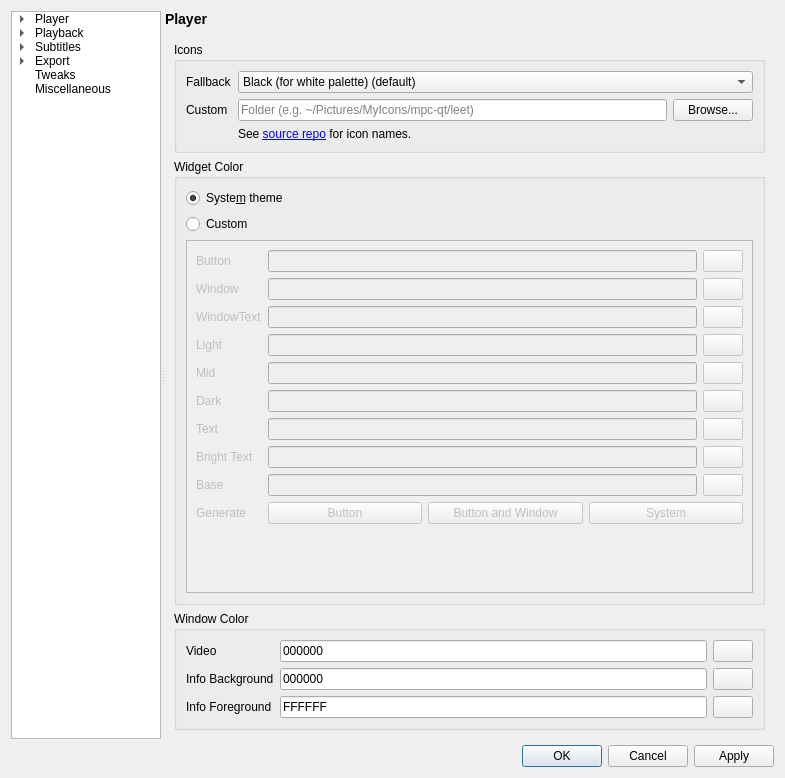
Qt form settingswindow.ui (mpc-qt/mpc-qt) before a commit.
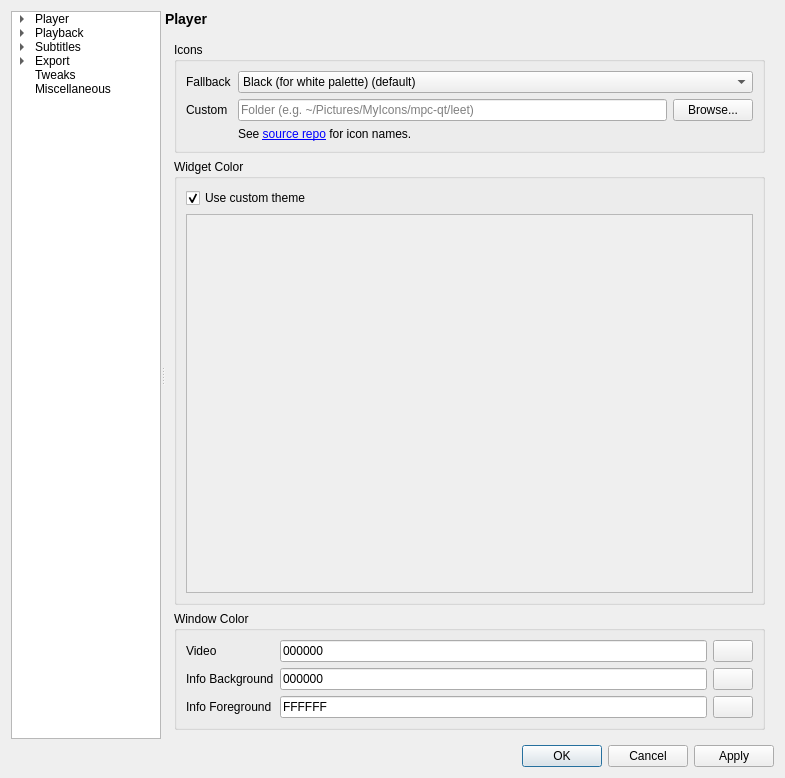
The same form after that commit.

Commit message:
paletteeditor,settingswindow: add to project
Use a robust palette editor to edit the entire palette rather than a
shortlist of colors.  We were only using the colors needed to construct
a pallete object and generating the rest.  But QPalette::setColor and
QPalette:color support more, so use that instead.  This lets us set the
highlight and tooltip colors, which means that highlight bar no longer
turns into a deep blue no matter what.

```diff
--- a/settingswindow.ui
+++ b/settingswindow.ui
@@ -643,26 +643,19 @@
              </property>
              <layout class="QVBoxLayout" name="verticalLayout_5">
               <item>
-               <widget class="QRadioButton" name="interfaceWidgetSystem">
+               <widget class="QCheckBox" name="interfaceWidgetCustom">
                 <property name="text">
-                 <string>Syste&amp;m theme</string>
+                 <string>Use custom theme</string>
                 </property>
                 <property name="checked">
                  <bool>true</bool>
                 </property>
                </widget>
               </item>
-              <item>
-               <widget class="QRadioButton" name="interfaceWidgetCustom">
-                <property name="text">
-                 <string>Custom</string>
-                </property>
-               </widget>
-              </item>
               <item>
                <widget class="QScrollArea" name="interfaceWidgetCustomScrollArea">
-                <property name="enabled">
-                 <bool>false</bool>
+                <property name="horizontalScrollBarPolicy">
+                 <enum>Qt::ScrollBarAlwaysOff</enum>
                 </property>
                 <property name="widgetResizable">
                  <bool>true</bool>
@@ -671,270 +664,12 @@
                  <property name="geometry">
                   <rect>
                    <x>0</x>
-                   <y>-78</y>
-                   <width>542</width>
-                   <height>352</height>
+                   <y>0</y>
+                   <width>556</width>
+                   <height>178</height>
                   </rect>
                  </property>
-                 <layout class="QFormLayout" name="formLayout_4">
-                  <item row="0" column="0">
-                   <widget class="QLabel" name="customButtonLabel">
-                    <property name="text">
-                     <string>Button</string>
-                    </property>
-                   </widget>
-                  </item>
-                  <item row="0" column="1">
-                   <layout class="QHBoxLayout" name="customButtonLayout">
-                    <item>
-                     <widget class="QLineEdit" name="customButtonValue">
-                      <property name="inputMask">
-                       <string>HHHHHH</string>
-                      </property>
-                     </widget>
-                    </item>
-                    <item>
-                     <widget class="QPushButton" name="customButtonPick">
-                      <property name="text">
-                       <string/>
-                      </property>
-                     </widget>
-                    </item>
-                   </layout>
-                  </item>
-                  <item row="1" column="0">
-                   <widget class="QLabel" name="customWindowLabel">
-                    <property name="text">
-                     <string>Window</string>
-                    </property>
-                   </widget>
-                  </item>
-                  <item row="1" column="1">
-                   <layout class="QHBoxLayout" name="customWindowLayout">
-                    <item>
-                     <widget class="QLineEdit" name="customWindowValue">
-                      <property name="inputMask">
-                       <string>HHHHHH</string>
-                      </property>
-                     </widget>
-                    </item>
-                    <item>
-                     <widget class="QPushButton" name="customWindowPick">
-                      <property name="text">
-                       <string/>
-                      </property>
-                     </widget>
-                    </item>
-                   </layout>
-                  </item>
-                  <item row="2" column="0">
-                   <widget class="QLabel" name="customWindowTextLabel">
-                    <property name="text">
-                     <string>WindowText</string>
-                    </property>
-                   </widget>
-                  </item>
-                  <item row="2" column="1">
-                   <layout class="QHBoxLayout" name="customWindowTextLayout">
-                    <item>
-                     <widget class="QLineEdit" name="customWindowTextValue">
-                      <property name="inputMask">
-                       <string>HHHHHH</string>
-                      </property>
-                     </widget>
-                    </item>
-                    <item>
-                     <widget class="QPushButton" name="customWindowTextPick">
-                      <property name="text">
-                       <string/>
-                      </property>
-                     </widget>
-                    </item>
-                   </layout>
-                  </item>
-                  <item row="3" column="0">
-                   <widget class="QLabel" name="customLightLabel">
-                    <property name="text">
-                     <string>Light</string>
-                    </property>
-                   </widget>
-                  </item>
-                  <item row="3" column="1">
-                   <layout class="QHBoxLayout" name="customLightLayout">
-                    <item>
-                     <widget class="QLineEdit" name="customLightValue">
-                      <property name="inputMask">
-                       <string>HHHHHH</string>
-                      </property>
-                     </widget>
-                    </item>
-                    <item>
-                     <widget class="QPushButton" name="customLightPick">
-                      <property name="text">
-                       <string/>
-                      </property>
-                     </widget>
-                    </item>
-                   </layout>
-                  </item>
-                  <item row="4" column="0">
-                   <widget class="QLabel" name="customMidLabel">
-                    <property name="text">
-                     <string>Mid</string>
-                    </property>
-                   </widget>
-                  </item>
-                  <item row="4" column="1">
-                   <layout class="QHBoxLayout" name="customMidLayout">
-                    <item>
-                     <widget class="QLineEdit" name="customMidValue">
-                      <property name="inputMask">
-                       <string>HHHHHH</string>
-                      </property>
-                     </widget>
-                    </item>
-                    <item>
-                     <widget class="QPushButton" name="customMidPick">
-                      <property name="text">
-                       <string/>
-                      </property>
-                     </widget>
-                    </item>
-                   </layout>
-                  </item>
-                  <item row="5" column="0">
-                   <widget class="QLabel" name="customDarkLabel">
-                    <property name="text">
-                     <string>Dark</string>
-                    </property>
-                   </widget>
-                  </item>
-                  <item row="5" column="1">
-                   <layout class="QHBoxLayout" name="customDarkLayout">
-                    <item>
-                     <widget class="QLineEdit" name="customDarkValue">
-                      <property name="inputMask">
-                       <string>HHHHHH</string>
-                      </property>
-                     </widget>
-                    </item>
-                    <item>
-                     <widget class="QPushButton" name="customDarkPick">
-                      <property name="text">
-                       <string/>
-                      </property>
-                     </widget>
-                    </item>
-                   </layout>
-                  </item>
-                  <item row="6" column="0">
-                   <widget class="QLabel" name="customTextLabel">
-                    <property name="text">
-                     <string>Text</string>
-                    </property>
-                   </widget>
-                  </item>
-                  <item row="6" column="1">
-                   <layout class="QHBoxLayout" name="customTextLayout">
-                    <item>
-                     <widget class="QLineEdit" name="customTextValue">
-                      <property name="inputMask">
-                       <string>HHHHHH</string>
-                      </property>
-                     </widget>
-                    </item>
-                    <item>
-                     <widget class="QPushButton" name="customTextPick">
-                      <property name="text">
-                       <string/>
-                      </property>
-                     </widget>
-                    </item>
-                   </layout>
-                  </item>
-                  <item row="7" column="0">
-                   <widget class="QLabel" name="customBrightTextLabel">
-                    <property name="text">
-                     <string>Bright Text</string>
-                    </property>
-                   </widget>
-                  </item>
-                  <item row="7" column="1">
-                   <layout class="QHBoxLayout" name="customBrightTextLayout">
-                    <item>
-                     <widget class="QLineEdit" name="customBrightTextValue">
-                      <property name="inputMask">
-                       <string>HHHHHH</string>
-                      </property>
-                     </widget>
-                    </item>
-                    <item>
-                     <widget class="QPushButton" name="customBrightTextPick">
-                      <property name="text">
-                       <string/>
-                      </property>
-                     </widget>
-                    </item>
-                   </layout>
-                  </item>
-                  <item row="8" column="0">
-                   <widget class="QLabel" name="customBaseLabel">
-                    <property name="text">
-                     <string>Base</string>
-                    </property>
-                   </widget>
-                  </item>
-                  <item row="8" column="1">
-                   <layout class="QHBoxLayout" name="customBaseLayout">
-                    <item>
-                     <widget class="QLineEdit" name="customBaseValue">
-                      <property name="inputMask">
-                       <string>HHHHHH</string>
-                      </property>
-                     </widget>
-                    </item>
-                    <item>
-                     <widget class="QPushButton" name="customBasePick">
-                      <property name="text">
-                       <string/>
-                      </property>
-                     </widget>
-                    </item>
-                   </layout>
-                  </item>
-                  <item row="9" column="0">
-                   <widget class="QLabel" name="customGenerateLabel">
-                    <property name="text">
-                     <string>Generate</string>
-                    </property>
-                   </widget>
-                  </item>
-                  <item row="9" column="1">
-                   <layout class="QHBoxLayout" name="customGenerateLayout" stretch="1,1,1">
-                    <item>
-                     <widget class="QPushButton" name="customGenerateButton">
-                      <property name="text">
-                       <string>Button</string>
-                      </property>
-                     </widget>
-                    </item>
-                    <item>
-                     <widget class="QPushButton" name="customGenerateButtonWindow">
-                      <property name="text">
-                       <string>Button and Window</string>
-                      </property>
-                     </widget>
-                    </item>
-                    <item>
-                     <widget class="QPushButton" name="customGenerateSystem">
-                      <property name="text">
-                       <string>System</string>
-                      </property>
-                     </widget>
-                    </item>
-                   </layout>
-                  </item>
-                 </layout>
+                 <layout class="QVBoxLayout" name="verticalLayout_6"/>
                 </widget>
                </widget>
               </item>
```
Left out of the diff: 18 changed lines with no effect on the pictures. The commit also changes 5 other files.
